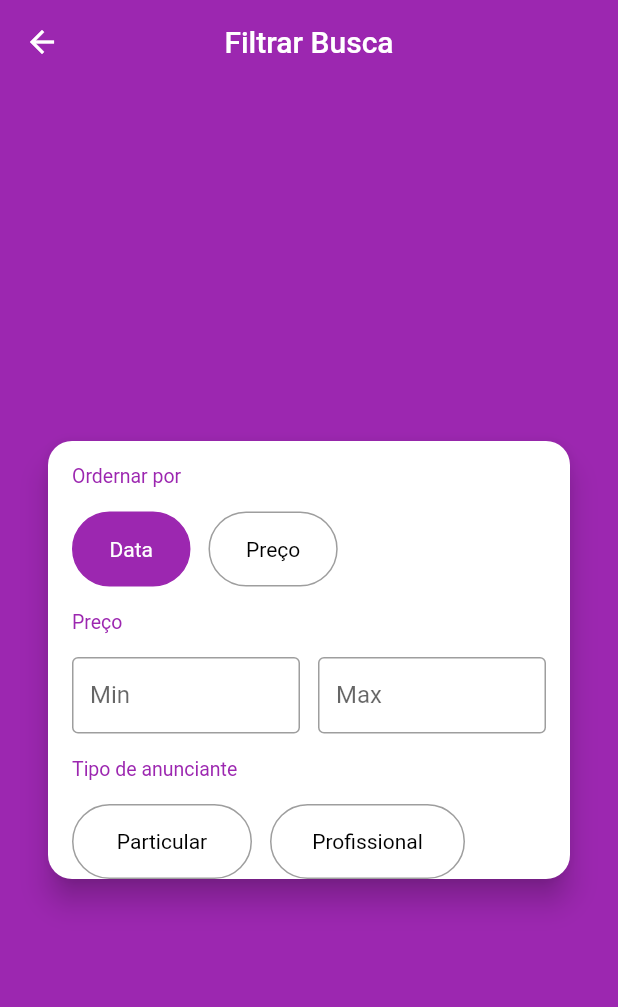
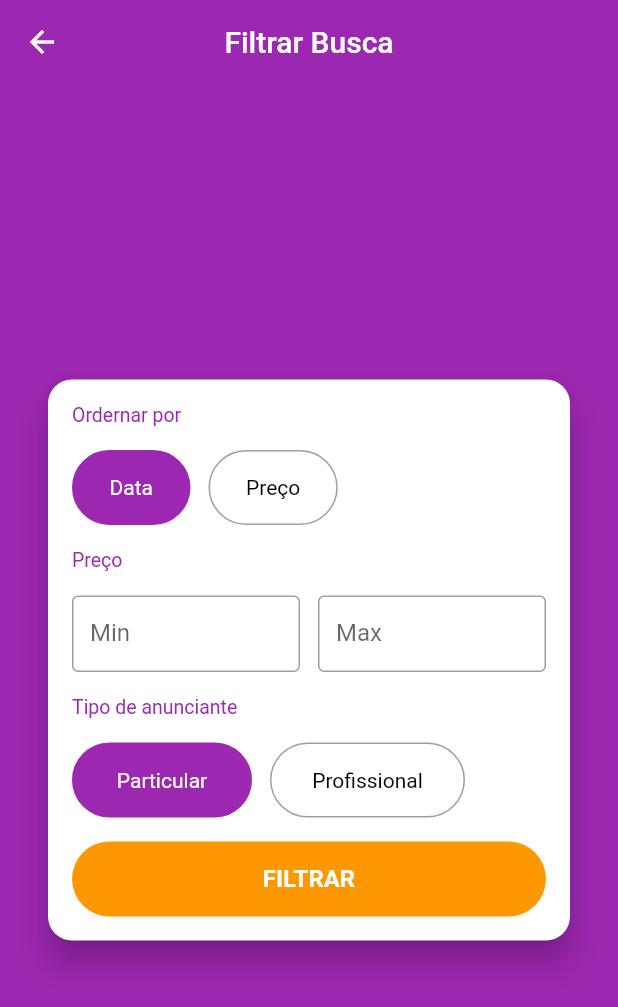
Before and after one commit to joaoconstancio1/olx_clone, a Flutter app: the FilterScreen screen opened directly, on a phone screen of 412 x 824 dp. Shown: the top 1007 px of the screen. Run offline on Flutter 3.47's test engine with Material 2 defaults, Android fonts, the phone set to English and light mode, and no system bars; our stand-ins replace brasil_fields, dio, flutter_mobx, get_it, image_cropper, image_picker and 3 more; accounts and stored records are empty; generated files the repository leaves out were written again; network calls fail.

Commit message:
applying filters

```diff
--- a/lib/screens/filter/filter_screen.dart
+++ b/lib/screens/filter/filter_screen.dart
@@ -1,33 +1,69 @@
 import 'package:flutter/material.dart';
-import 'package:xlo_mobx/screens/filter/components/orderby_field.dart';
-import 'package:xlo_mobx/screens/filter/components/price_range_field.dart';
-import 'package:xlo_mobx/screens/filter/components/vendor_type_field.dart';
+import 'package:flutter_mobx/flutter_mobx.dart';
+import 'package:get_it/get_it.dart';
 import 'package:xlo_mobx/stores/filter_store.dart';
+import 'package:xlo_mobx/stores/home_store.dart';
+
+import 'components/orderby_field.dart';
+import 'components/price_range_field.dart';
+import 'components/vendor_type_field.dart';
 
 class FilterScreen extends StatelessWidget {
+  final FilterStore filter = GetIt.I<HomeStore>().clonedFilter;
 
-  final FilterStore filter = FilterStore();
   @override
   Widget build(BuildContext context) {
+    print('Filter: $filter');
+
     return Scaffold(
       appBar: AppBar(
-        title: Text("Filtrar Busca"),
+        title: Text('Filtrar Busca'),
         centerTitle: true,
       ),
       body: Center(
         child: Card(
           margin: const EdgeInsets.symmetric(horizontal: 32),
-          shape:
-              RoundedRectangleBorder(borderRadius: BorderRadius.circular(16)),
+          shape: RoundedRectangleBorder(
+            borderRadius: BorderRadius.circular(16),
+          ),
           elevation: 8,
           child: Padding(
             padding: const EdgeInsets.symmetric(horizontal: 16),
             child: Column(
+              crossAxisAlignment: CrossAxisAlignment.stretch,
               mainAxisSize: MainAxisSize.min,
               children: [
                 OrderByField(filter),
                 PriceRangeField(filter),
                 VendorTypeField(filter),
+                Observer(builder: (_) {
+                  return Container(
+                    margin: const EdgeInsets.symmetric(vertical: 16),
+                    height: 50,
+                    child: RaisedButton(
+                      color: Colors.orange,
+                      disabledColor: Colors.orange.withAlpha(120),
+                      textColor: Colors.white,
+                      shape: RoundedRectangleBorder(
+                        borderRadius: BorderRadius.circular(25),
+                      ),
+                      elevation: 0,
+                      child: Text(
+                        'FILTRAR',
+                        style: TextStyle(
+                          fontSize: 16,
+                          fontWeight: FontWeight.w600,
+                        ),
+                      ),
+                      onPressed: filter.isFormValid
+                          ? () {
+                        filter.save();
+                        Navigator.of(context).pop();
+                      }
+                          : null,
+                    ),
+                  );
+                }),
               ],
             ),
           ),
```
Also changed, not shown: lib/screens/filter/components/orderby_field.dart (+7 -8 lines), lib/stores/filter_store.dart (+30 -6 lines), lib/stores/home_store.dart (+9 -0 lines), lib/stores/filter_store.g.dart, lib/stores/home_store.g.dart.
